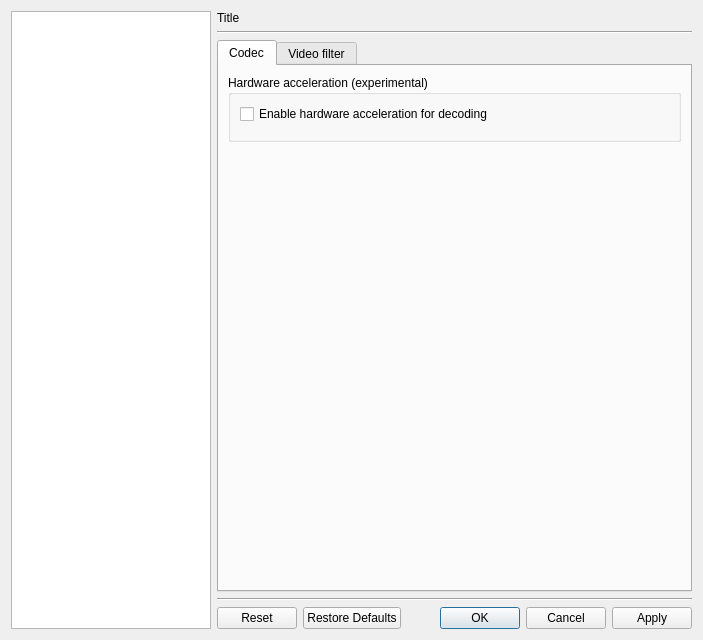
The window that src/cmplayer/ui/prefdialog.ui (bylee20/bomi) describes before a commit, drawn with Qt 5.
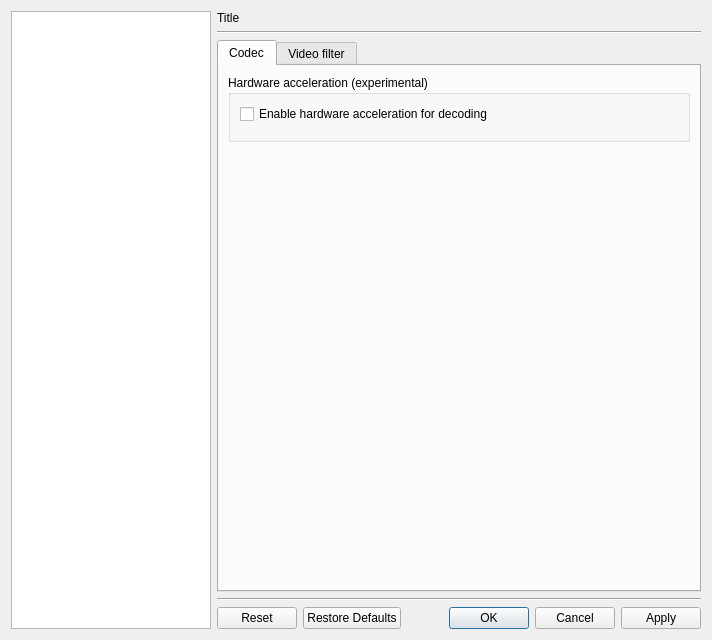
The same window after the commit. The open tabs and pages were chosen to show the change. Icons and pictures are not drawn. Custom widgets are drawn as their Qt base class.

What changed in the file:
```diff
--- a/src/cmplayer/ui/prefdialog.ui
+++ b/src/cmplayer/ui/prefdialog.ui
@@ -6,7 +6,7 @@
    <rect>
     <x>0</x>
     <y>0</y>
-    <width>703</width>
+    <width>712</width>
     <height>640</height>
    </rect>
   </property>
```
Left out of the diff: 4 changed lines with no effect on the pictures.
